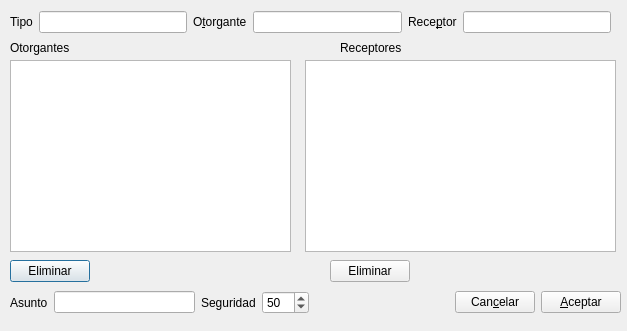
First picture: the form in gui/dlglicenciaentrada.ui, repository rogorido/qtpredicadores, before the edit.
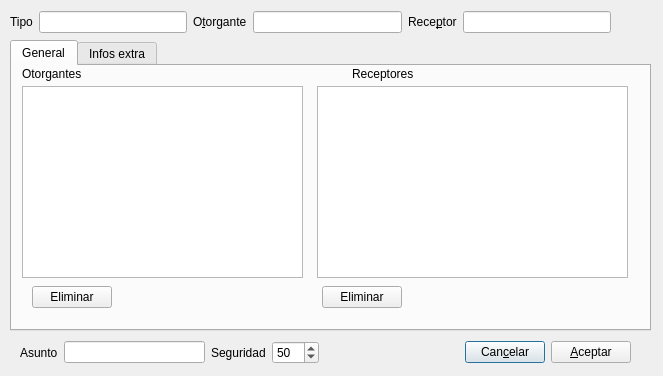
Second picture: the form after the edit. Custom widgets are drawn as their Qt base class.

Commit message: Usando ExtraInfos para añadir valores en form para licencias

```diff
--- a/gui/dlglicenciaentrada.ui
+++ b/gui/dlglicenciaentrada.ui
@@ -6,91 +6,13 @@
    <rect>
     <x>0</x>
     <y>0</y>
-    <width>627</width>
-    <height>331</height>
+    <width>663</width>
+    <height>376</height>
    </rect>
   </property>
   <property name="windowTitle">
    <string>Dialog</string>
   </property>
-  <widget class="QListWidget" name="lwOtorgantes">
-   <property name="geometry">
-    <rect>
-     <x>10</x>
-     <y>60</y>
-     <width>281</width>
-     <height>192</height>
-    </rect>
-   </property>
-  </widget>
-  <widget class="QListWidget" name="lwReceptores">
-   <property name="geometry">
-    <rect>
-     <x>305</x>
-     <y>60</y>
-     <width>311</width>
-     <height>192</height>
-    </rect>
-   </property>
-  </widget>
-  <widget class="QLabel" name="label_4">
-   <property name="geometry">
-    <rect>
-     <x>10</x>
-     <y>40</y>
-     <width>71</width>
-     <height>16</height>
-    </rect>
-   </property>
-   <property name="text">
-    <string>Otorgantes</string>
-   </property>
-   <property name="buddy">
-    <cstring>lwOtorgantes</cstring>
-   </property>
-  </widget>
-  <widget class="QLabel" name="label_5">
-   <property name="geometry">
-    <rect>
-     <x>340</x>
-     <y>40</y>
-     <width>71</width>
-     <height>16</height>
-    </rect>
-   </property>
-   <property name="text">
-    <string>Receptores</string>
-   </property>
-   <property name="buddy">
-    <cstring>lwReceptores</cstring>
-   </property>
-  </widget>
-  <widget class="QPushButton" name="btQuitarOtorgante">
-   <property name="geometry">
-    <rect>
-     <x>10</x>
-     <y>260</y>
-     <width>80</width>
-     <height>22</height>
-    </rect>
-   </property>
-   <property name="text">
-    <string>Eliminar</string>
-   </property>
-  </widget>
-  <widget class="QPushButton" name="btQuitarReceptor">
-   <property name="geometry">
-    <rect>
-     <x>330</x>
-     <y>260</y>
-     <width>80</width>
-     <height>22</height>
-    </rect>
-   </property>
-   <property name="text">
-    <string>Eliminar</string>
-   </property>
-  </widget>
   <widget class="QWidget" name="layoutWidget">
    <property name="geometry">
     <rect>
@@ -145,8 +67,8 @@
   <widget class="QWidget" name="layoutWidget">
    <property name="geometry">
     <rect>
-     <x>10</x>
-     <y>290</y>
+     <x>20</x>
+     <y>340</y>
      <width>611</width>
      <height>25</height>
     </rect>
@@ -217,7 +139,126 @@
     </item>
    </layout>
   </widget>
+  <widget class="QTabWidget" name="tabWidget">
+   <property name="geometry">
+    <rect>
+     <x>10</x>
+     <y>40</y>
+     <width>641</width>
+     <height>291</height>
+    </rect>
+   </property>
+   <property name="currentIndex">
+    <number>0</number>
+   </property>
+   <widget class="QWidget" name="tab">
+    <attribute name="title">
+     <string>General</string>
+    </attribute>
+    <widget class="QListWidget" name="lwReceptores">
+     <property name="geometry">
+      <rect>
+       <x>305</x>
+       <y>20</y>
+       <width>311</width>
+       <height>192</height>
+      </rect>
+     </property>
+    </widget>
+    <widget class="QLabel" name="label_4">
+     <property name="geometry">
+      <rect>
+       <x>10</x>
+       <y>0</y>
+       <width>71</width>
+       <height>16</height>
+      </rect>
+     </property>
+     <property name="text">
+      <string>Otorgantes</string>
+     </property>
+     <property name="buddy">
+      <cstring>lwOtorgantes</cstring>
+     </property>
+    </widget>
+    <widget class="QLabel" name="label_5">
+     <property name="geometry">
+      <rect>
+       <x>340</x>
+       <y>0</y>
+       <width>71</width>
+       <height>16</height>
+      </rect>
+     </property>
+     <property name="text">
+      <string>Receptores</string>
+     </property>
+     <property name="buddy">
+      <cstring>lwReceptores</cstring>
+     </property>
+    </widget>
+    <widget class="QPushButton" name="btQuitarReceptor">
+     <property name="geometry">
+      <rect>
+       <x>310</x>
+       <y>220</y>
+       <width>80</width>
+       <height>22</height>
+      </rect>
+     </property>
+     <property name="text">
+      <string>Eliminar</string>
+     </property>
+    </widget>
+    <widget class="QListWidget" name="lwOtorgantes">
+     <property name="geometry">
+      <rect>
+       <x>10</x>
+       <y>20</y>
+       <width>281</width>
+       <height>192</height>
+      </rect>
+     </property>
+    </widget>
+    <widget class="QPushButton" name="btQuitarOtorgante">
+     <property name="geometry">
+      <rect>
+       <x>20</x>
+       <y>220</y>
+       <width>80</width>
+       <height>22</height>
+      </rect>
+     </property>
+     <property name="text">
+      <string>Eliminar</string>
+     </property>
+    </widget>
+   </widget>
+   <widget class="QWidget" name="tab_2">
+    <attribute name="title">
+     <string>Infos extra</string>
+    </attribute>
+    <widget class="WidgetExtraInfos" name="wdExtras" native="true">
+     <property name="geometry">
+      <rect>
+       <x>10</x>
+       <y>10</y>
+       <width>301</width>
+       <height>241</height>
+      </rect>
+     </property>
+    </widget>
+   </widget>
+  </widget>
  </widget>
+ <customwidgets>
+  <customwidget>
+   <class>WidgetExtraInfos</class>
+   <extends>QWidget</extends>
+   <header>widgets/widgetextrainfos.h</header>
+   <container>1</container>
+  </customwidget>
+ </customwidgets>
  <tabstops>
   <tabstop>txtTipo</tabstop>
   <tabstop>txtOtorgante</tabstop>
```
Left out of the diff: 4 changed lines with no effect on the pictures. The commit also changes 1 other file.
